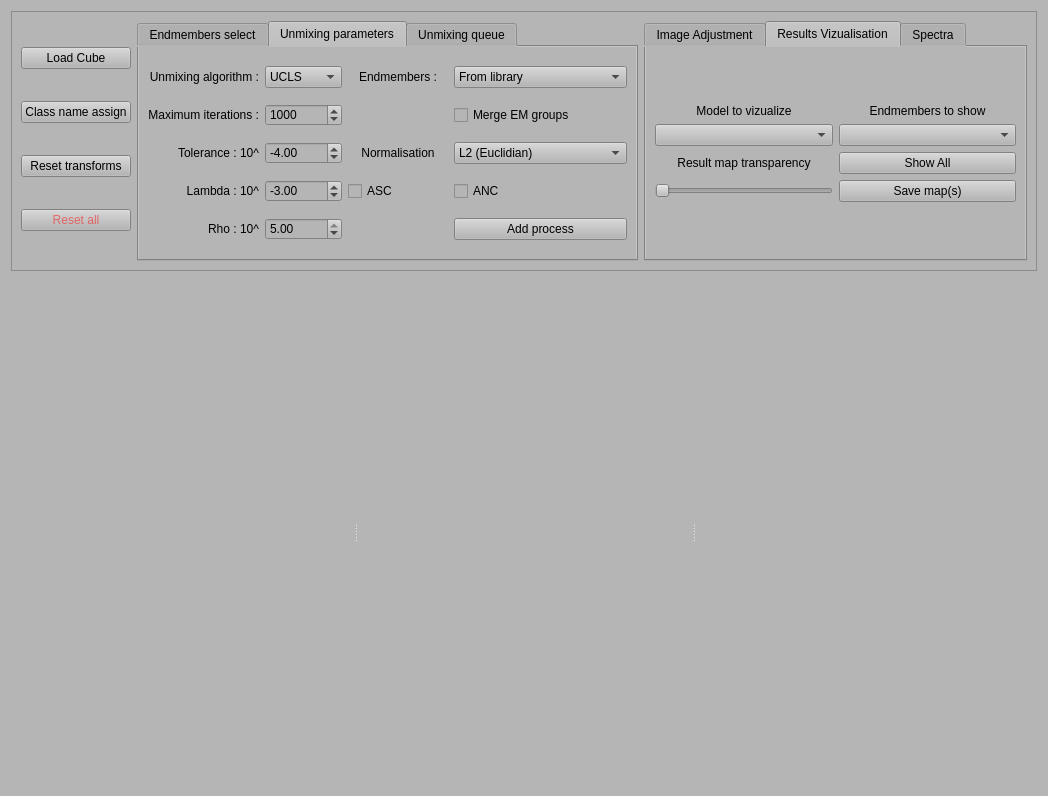
The window that unmixing/unmixing_window.ui (Llanik/Hypertool) describes before a commit, drawn with Qt 5.
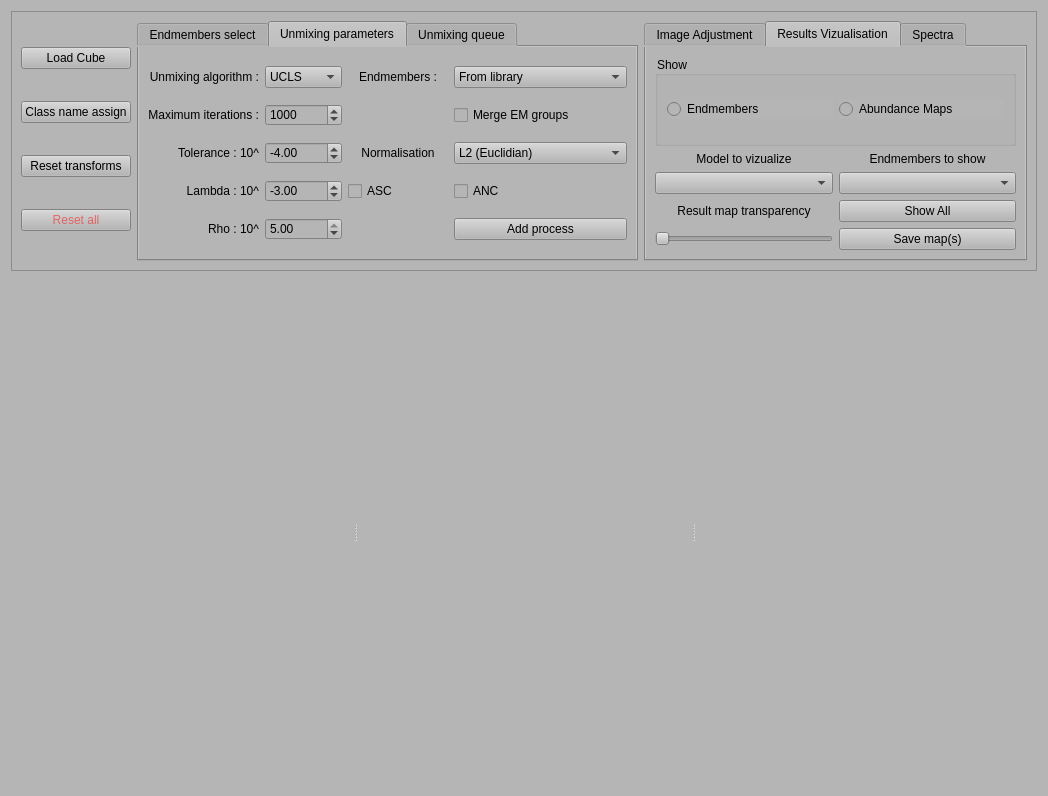
The same window after the commit. The open tabs and pages were chosen to show the change.

Commit message: [unmixing] : - unifier parametres dans class_info. gestion des couleurs OK

Patch:
```diff
--- a/unmixing/unmixing_window.ui
+++ b/unmixing/unmixing_window.ui
@@ -949,6 +949,29 @@
           <string>Results Vizualisation</string>
          </attribute>
          <layout class="QVBoxLayout" name="verticalLayout_10">
+          <item>
+           <widget class="QGroupBox" name="groupBox">
+            <property name="title">
+             <string>Show</string>
+            </property>
+            <layout class="QHBoxLayout" name="horizontalLayout_8">
+             <item>
+              <widget class="QRadioButton" name="radioButton_view_em">
+               <property name="text">
+                <string>Endmembers</string>
+               </property>
+              </widget>
+             </item>
+             <item>
+              <widget class="QRadioButton" name="radioButton_view_abundance">
+               <property name="text">
+                <string>Abundance Maps</string>
+               </property>
+              </widget>
+             </item>
+            </layout>
+           </widget>
+          </item>
           <item>
            <layout class="QGridLayout" name="gridLayout_2">
             <item row="0" column="0" colspan="2">
```
Left out of the diff: 106 changed lines with no effect on the pictures. The commit also changes 3 other files.
